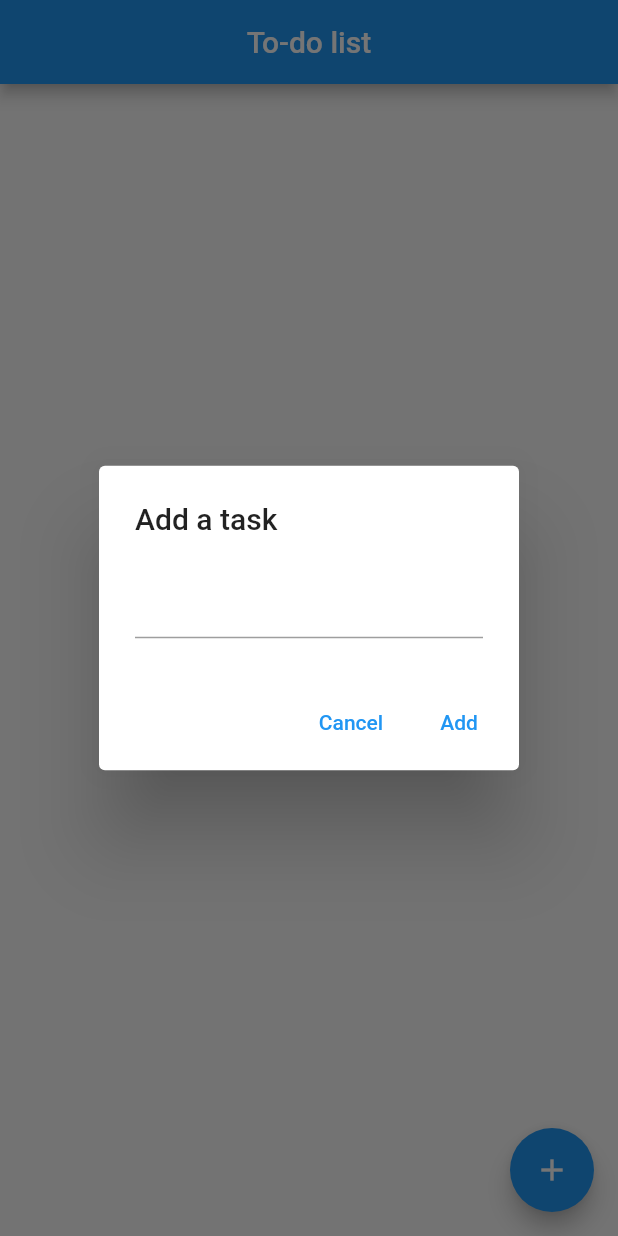
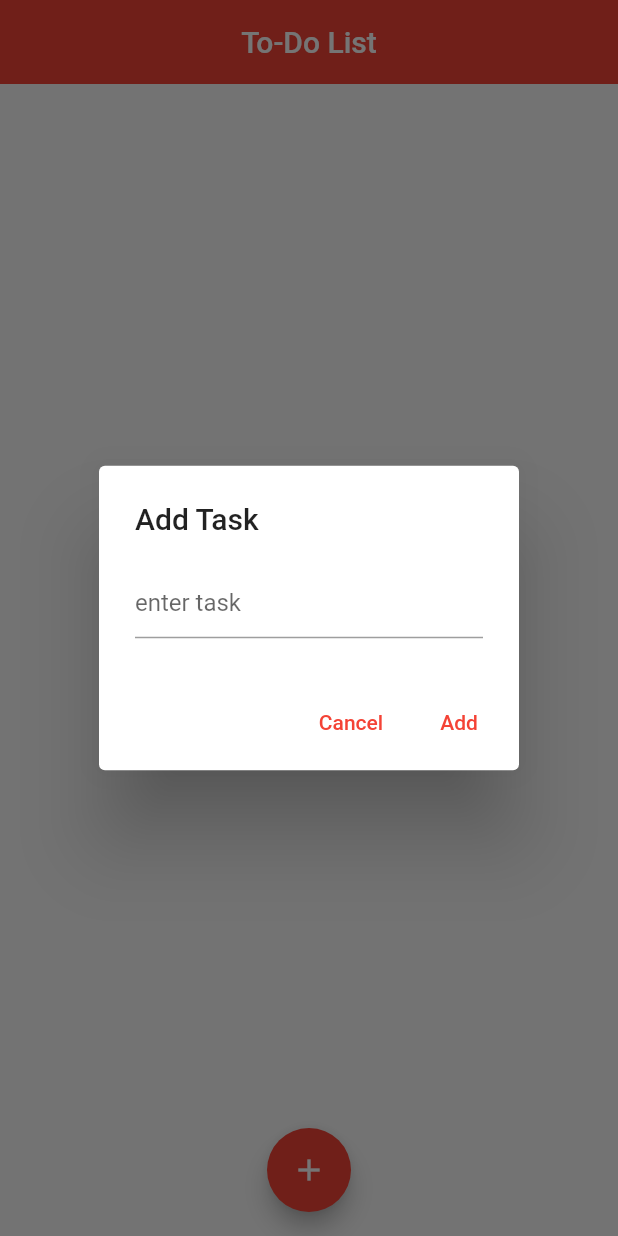
Before and after one commit to Jhay4Julian/todo_app_flutter, a Flutter app: the screen it shows after launch, after a tap on the "add" icon, on a phone screen of 412 x 824 dp. Run offline on Flutter 3.47's test engine with Material 2 defaults, Android fonts, the phone set to English and light mode, and no system bars.

Commit message:
theme & tweaked UI widgets

```diff
--- a/lib/main.dart
+++ b/lib/main.dart
@@ -9,6 +9,9 @@ class TodoApp extends StatelessWidget {
   Widget build(BuildContext context) {
     return MaterialApp(
       home: TodoList(),
+      theme: ThemeData(
+        primarySwatch: Colors.red
+      ),
     );
   }
 }
@@ -27,7 +30,8 @@ class _TodoListState extends State<TodoList> {
   Widget build(BuildContext context) {
     return Scaffold(
         appBar: AppBar(
-          title: Center(child: const Text('To-do list')),
+          elevation: 0,
+          title: Center(child: const Text('To-Do List'),),
         ),
         body: ListView(children: _getItems(),),
         floatingActionButton: FloatingActionButton(
@@ -35,6 +39,7 @@ class _TodoListState extends State<TodoList> {
           child: const Icon(Icons.add),
           tooltip: 'Add Item',
         ),
+        floatingActionButtonLocation: FloatingActionButtonLocation.centerFloat,
       );
   }
 
@@ -59,9 +64,10 @@ class _TodoListState extends State<TodoList> {
       context: context,
       builder: (BuildContext context) {
         return AlertDialog(
-          title: const Text('Add a task'),
+          title: const Text('Add Task'),
           content: TextField(
             controller: _textFieldController,
+            decoration: InputDecoration(hintText: 'enter task'),
           ),
           actions: [
             TextButton(
```
Also changed, not shown: 1 other file.
